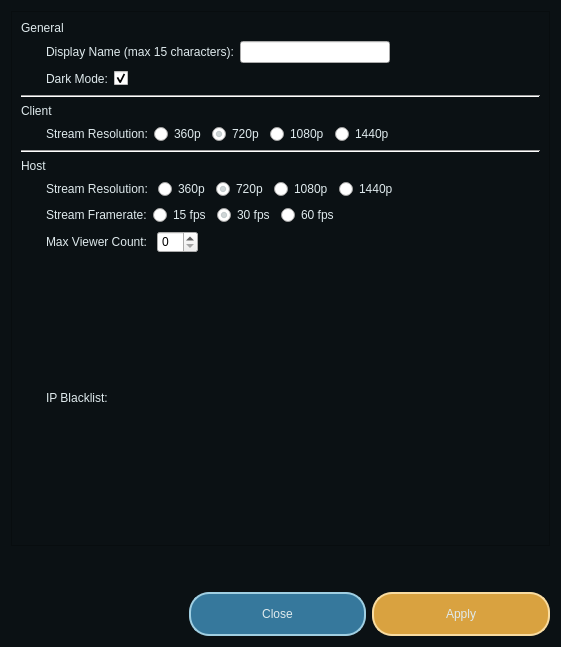
Before: the Qt Designer form app/home/settingswindow.ui in erakai/Mercury, drawn with Qt 5.
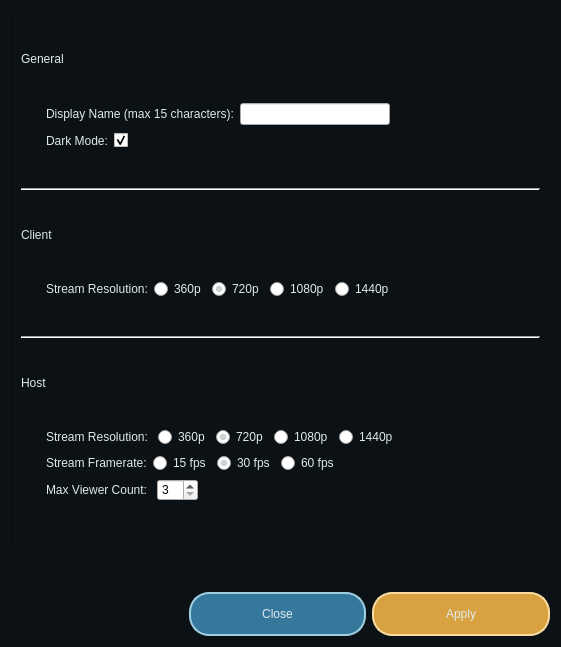
After: the same form once the commit is applied.

Patch:
```diff
--- a/app/home/settingswindow.ui
+++ b/app/home/settingswindow.ui
@@ -329,7 +329,11 @@
               </widget>
              </item>
              <item>
-              <widget class="QSpinBox" name="spinBox"/>
+              <widget class="QSpinBox" name="maxViewerCountSpinBox">
+               <property name="specialValueText">
+                <string>3</string>
+               </property>
+              </widget>
              </item>
              <item>
               <spacer name="horizontalSpacer_7">
@@ -346,17 +350,6 @@
              </item>
             </layout>
            </item>
-           <item>
-            <layout class="QHBoxLayout" name="horizontalLayout_13">
-             <item>
-              <widget class="QLabel" name="label_10">
-               <property name="text">
-                <string>IP Blacklist:</string>
-               </property>
-              </widget>
-             </item>
-            </layout>
-           </item>
           </layout>
          </item>
         </layout>
```
Left out of the diff: 41 changed lines with no effect on the pictures.
